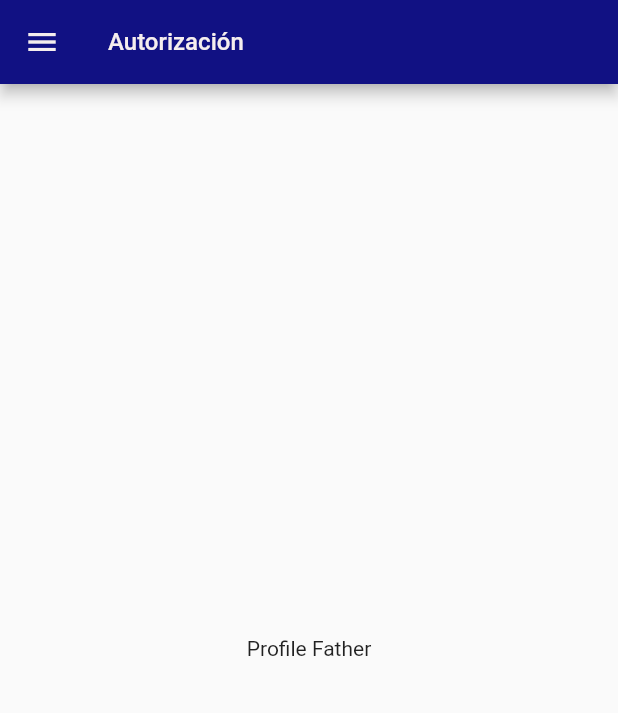
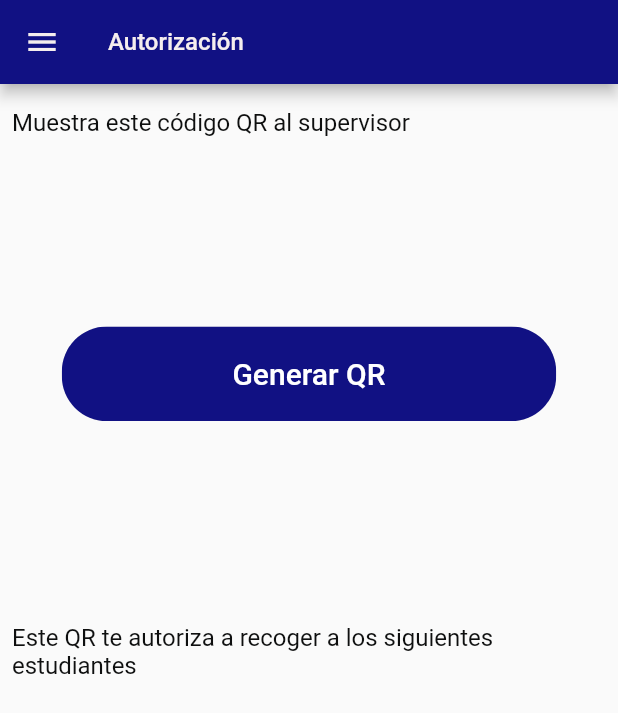
Before and after one commit to paku-apps/clean_flutter_app, a Flutter app: the HomeFatherPage screen opened by its route, on a phone screen of 412 x 824 dp. Shown: the top 713 px of the screen. Run offline on Flutter 3.47's test engine with Material 2 defaults, Android fonts, the phone set to English and light mode, and no system bars; our stand-ins replace equatable, flutter_svg, get, shared_preferences; accounts and stored records are empty; network calls fail.

Commit message:
agrgeado repositorio de Qr

```diff
--- a/lib/constants/text_constants.dart
+++ b/lib/constants/text_constants.dart
@@ -16,6 +16,9 @@ const loginPageTextTapNewAccountPickup = "Crear cuenta para recojo";
 
 //Home Father Page Texts
 const homeFatherPageTitle = "Autorización";
+const homeFatherPageTextQr = "Muestra este código QR al supervisor";
+const homeFatherPageGenerateQrButton = "Generar QR";
+const homeFatherPageChildren = "Este QR te autoriza a recoger a los siguientes estudiantes";
 
 
 //Home Charger Page Texts
--- a/lib/data/response/path_services.dart
+++ b/lib/data/response/path_services.dart
@@ -11,3 +11,4 @@ const String loginService = "/login";
 
 //Father
 const String childrenService = "/children";
+const String qrPrincipalService = "/getQrPrincipal";
--- a/lib/features/profiles/home_father/home_father_page.dart
+++ b/lib/features/profiles/home_father/home_father_page.dart
@@ -1,9 +1,12 @@
 
+import 'package:clean_app/constants/constants.dart';
 import 'package:clean_app/constants/text_constants.dart';
 import 'package:clean_app/data/model/user.dart';
 import 'package:clean_app/features/profiles/home_father/home_father_controller.dart';
 import 'package:clean_app/widgets/appBars/app_bar.dart';
+import 'package:clean_app/widgets/buttons/rounded_button.dart';
 import 'package:clean_app/widgets/drawers/drawer_app.dart';
+import 'package:clean_app/widgets/texts/text_app_normal.dart';
 import 'package:flutter/material.dart';
 import 'package:get/get.dart';
 
@@ -14,6 +17,7 @@ class HomeFatherPage extends StatelessWidget {
 
   @override
   Widget build(BuildContext context) {
+    Size size = MediaQuery.of(context).size;
     return Scaffold(
       appBar: PreferredSize(
         preferredSize: const Size.fromHeight(56),
@@ -23,10 +27,28 @@ class HomeFatherPage extends StatelessWidget {
       ),
       drawer: HeaderFooterDrawerApp(user: User(name: "Primero", lastName: "Segundo", email: "Correo"),),
       body: Column(
-        mainAxisAlignment: MainAxisAlignment.center,
-        crossAxisAlignment: CrossAxisAlignment.center,
+        mainAxisAlignment: MainAxisAlignment.start,
+        crossAxisAlignment: CrossAxisAlignment.start,
         children: [
-          Text('Profile Father'),
+          SizedBox(height: size.height * 0.01),
+          TextAppNormal(text: homeFatherPageTextQr, color: textPrimaryColor),
+          Container(
+            width: size.width,
+            height: 300,
+            child: Column(
+              mainAxisAlignment: MainAxisAlignment.center,
+              crossAxisAlignment: CrossAxisAlignment.center,
+              children: [
+                RoundedButton(
+                    text: homeFatherPageGenerateQrButton,
+                    color: primaryColor,
+                    press: () => { controllerPage.getQRPrincipal() }
+                ),
+              ],
+            ),
+          ),
+          SizedBox(height: size.height * 0.01),
+          TextAppNormal(text: homeFatherPageChildren, color: textPrimaryColor),
           Obx(() {
             return ListView.builder(
               scrollDirection: Axis.vertical,
--- a/lib/widgets/texts/text_app_normal.dart
+++ b/lib/widgets/texts/text_app_normal.dart
@@ -19,7 +19,7 @@ class TextAppNormal extends StatelessWidget {
   Widget build(BuildContext context) {
     return Container(
       padding: noPaddingVertical ? const EdgeInsets.fromLTRB(dimenSmall, 0, dimenSmall, 0) : const EdgeInsets.fromLTRB(dimenSmall, dimenSmall, dimenSmall, dimenSmall),
-      child: Text(text, style: const TextStyle(fontSize: textSizeNormalLabel, fontWeight: FontWeight.normal, color: whiteColor),),
+      child: Text(text, style: TextStyle(fontSize: textSizeNormalLabel, fontWeight: FontWeight.normal, color: color),),
     );
   }
 }
```
Also changed, not shown: lib/data/repository/qr_repository.dart (added, +64 -0 lines), lib/data/response/qr_response.dart (added, +21 -0 lines), lib/features/profiles/home_father/home_father_controller.dart (+9 -1 lines).
